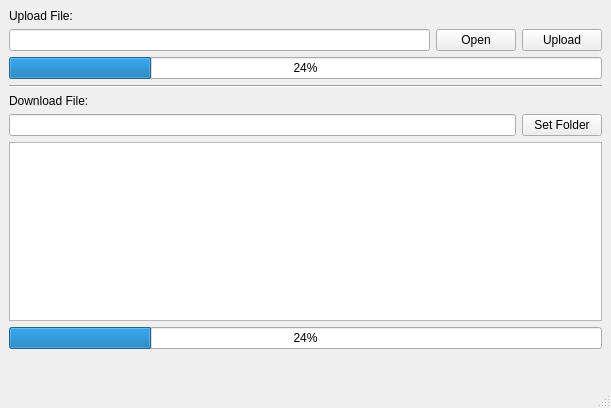
Old version of the form 15_ftp/src/mainwindow.ui in the repository amir183258/qt5-gui-exercises.
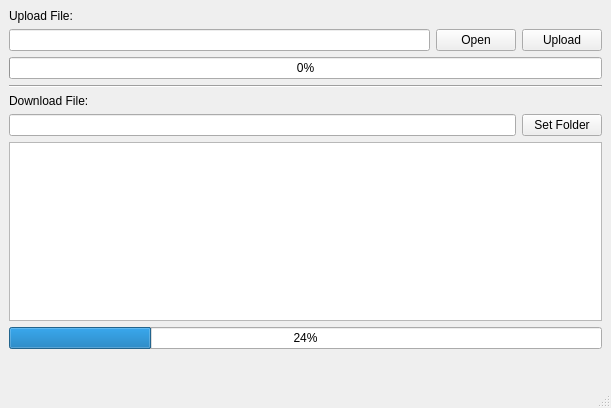
New version of the form.

Commit message: Add upload part of ftp chapter

```diff
--- a/15_ftp/src/mainwindow.ui
+++ b/15_ftp/src/mainwindow.ui
@@ -45,8 +45,11 @@
     </item>
     <item>
      <widget class="QProgressBar" name="uploadProgress">
+      <property name="enabled">
+       <bool>true</bool>
+      </property>
       <property name="value">
-       <number>24</number>
+       <number>0</number>
       </property>
      </widget>
     </item>
```
The commit also changes 2 other files.
